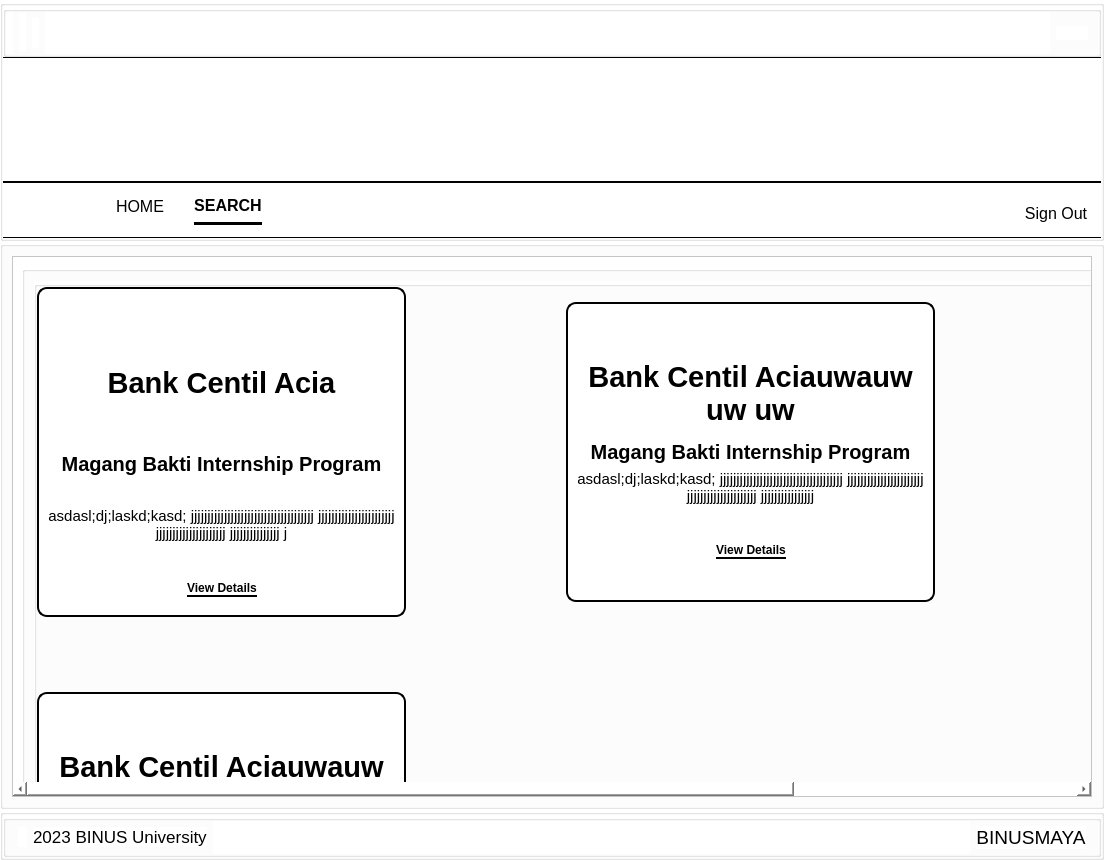
Qt form searchinternshipfinal.ui (LeV-RAM/BIA) before a commit.
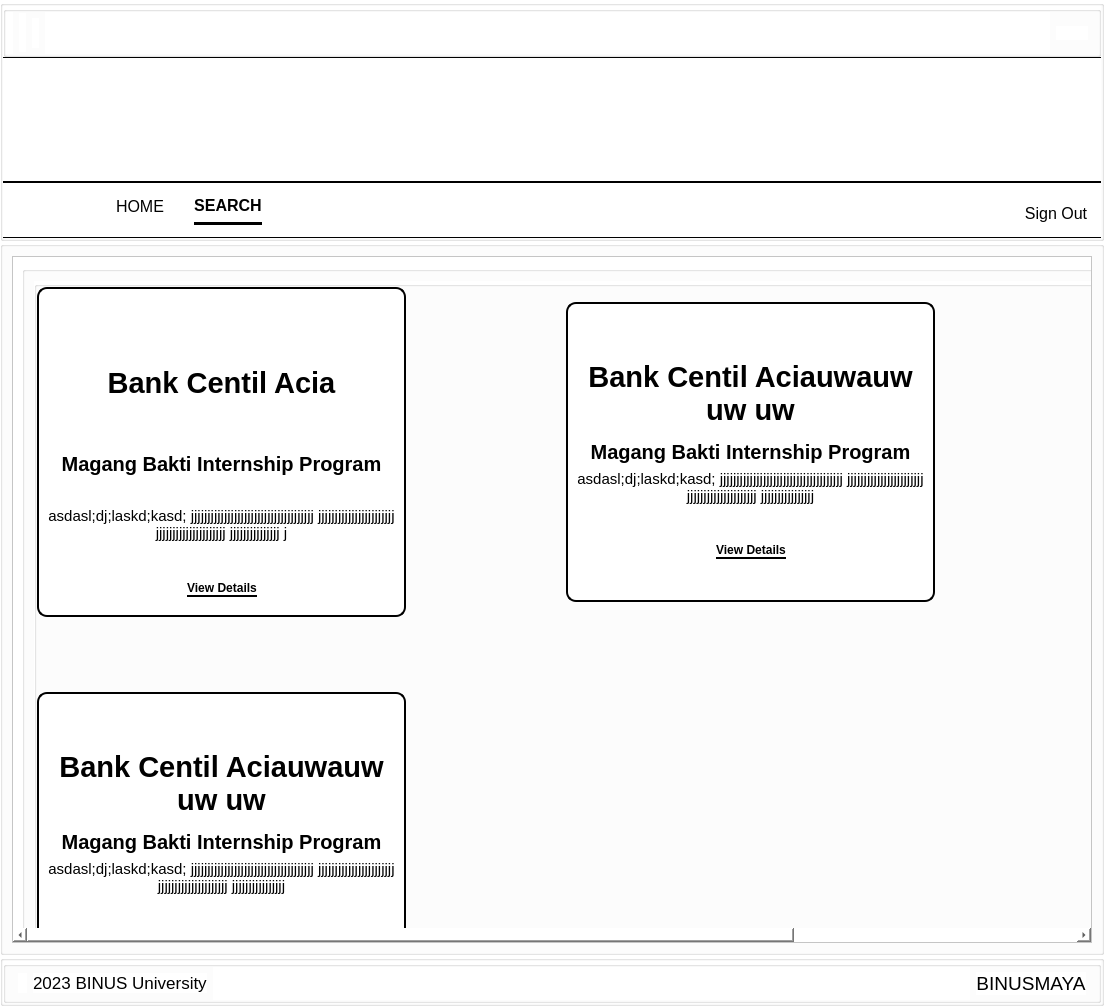
The same form after that commit. Icons and pictures are not drawn.

```diff
--- a/searchinternshipfinal.ui
+++ b/searchinternshipfinal.ui
@@ -7,7 +7,7 @@
     <x>0</x>
     <y>0</y>
     <width>1104</width>
-    <height>860</height>
+    <height>1006</height>
    </rect>
   </property>
   <property name="sizePolicy">
@@ -554,7 +554,7 @@
          <widget class="QWidget" name="scrollAreaWidgetContents">
           <property name="geometry">
            <rect>
-            <x>-1</x>
+            <x>0</x>
             <y>0</y>
             <width>1523</width>
             <height>876</height>
```
Left out of the diff: 444 changed lines with no effect on the pictures.
